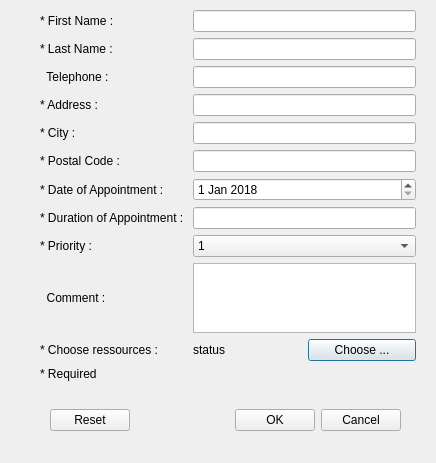
Lydie-Pierrick/TP2-QT-INTRO, file TPQtIntroduction/dialogaddclient.ui: the form before one commit.
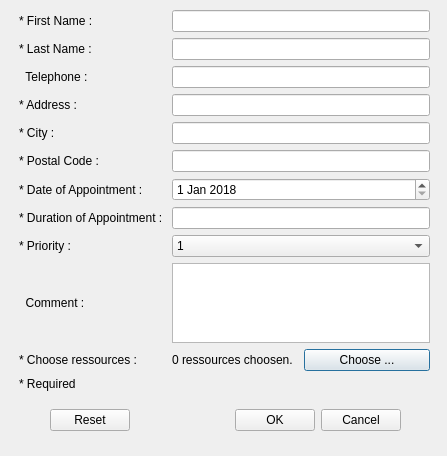
The form after the commit.

The edit to the form file:
```diff
--- a/TPQtIntroduction/dialogaddclient.ui
+++ b/TPQtIntroduction/dialogaddclient.ui
@@ -6,8 +6,8 @@
    <rect>
     <x>0</x>
     <y>0</y>
-    <width>436</width>
-    <height>463</height>
+    <width>447</width>
+    <height>456</height>
    </rect>
   </property>
   <property name="windowTitle">
@@ -16,10 +16,10 @@
   <widget class="QWidget" name="gridLayoutWidget">
    <property name="geometry">
     <rect>
-     <x>40</x>
+     <x>19</x>
      <y>10</y>
-     <width>376</width>
-     <height>371</height>
+     <width>411</width>
+     <height>381</height>
     </rect>
    </property>
    <layout class="QGridLayout" name="gridLayout">
@@ -169,7 +169,7 @@
       <item>
        <widget class="QLabel" name="label_chooseRes">
         <property name="text">
-         <string>status</string>
+         <string>0 ressources choosen.</string>
         </property>
        </widget>
       </item>
```
